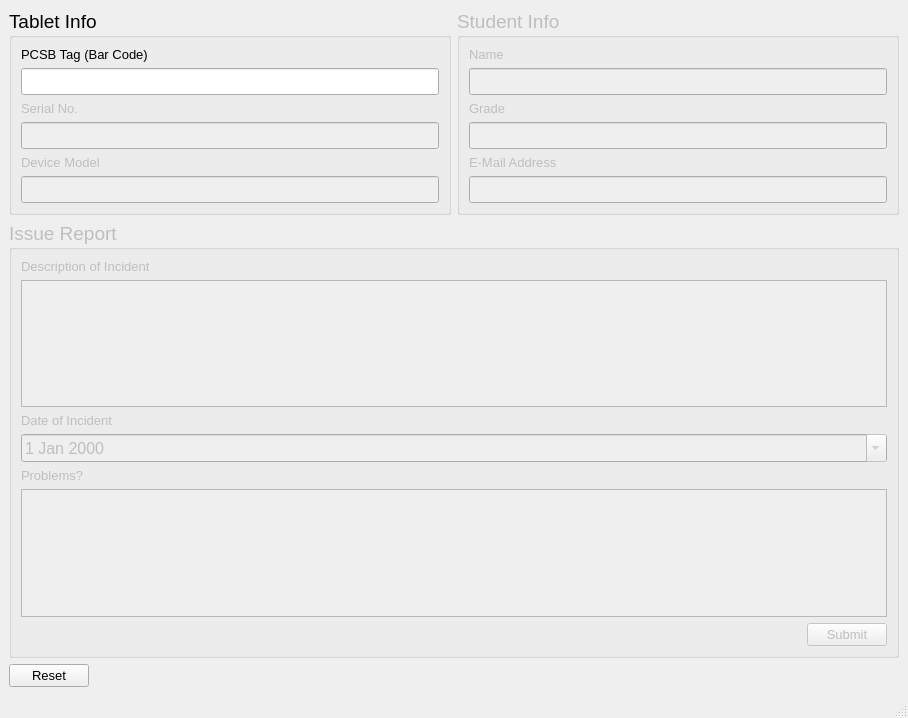
Above: client_issuereport.ui from lachbr/lhs-cat-tablet-inventory before the change. Below: the same form after it.
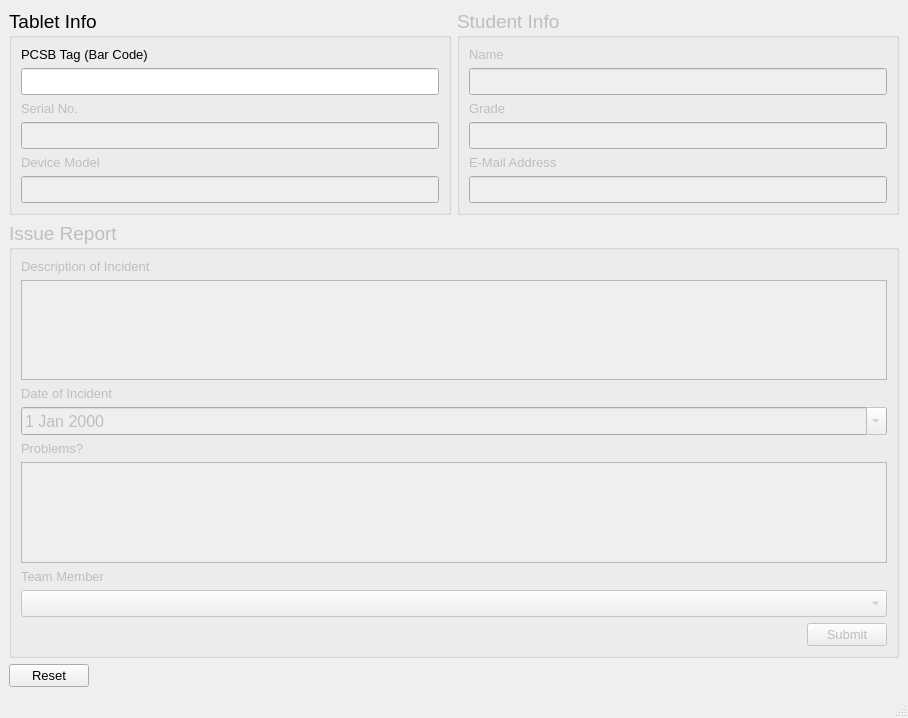
That is the form after the change.

Commit message: client: Allow selection of hardware member when submitting issue and store it Use current date as default for incident date

The edit to the form file:
```diff
--- a/client_issuereport.ui
+++ b/client_issuereport.ui
@@ -286,6 +286,21 @@
          <string>Issue Report</string>
         </property>
         <layout class="QGridLayout" name="gridLayout_6">
+         <item row="8" column="0">
+          <widget class="QComboBox" name="hwCombo">
+           <property name="sizePolicy">
+            <sizepolicy hsizetype="Minimum" vsizetype="Fixed">
+             <horstretch>0</horstretch>
+             <verstretch>0</verstretch>
+            </sizepolicy>
+           </property>
+           <property name="font">
+            <font>
+             <pointsize>12</pointsize>
+            </font>
+           </property>
+          </widget>
+         </item>
          <item row="3" column="0">
           <widget class="QDateEdit" name="dateEntry">
            <property name="font">
@@ -322,15 +337,6 @@
            </property>
           </widget>
          </item>
-         <item row="1" column="0">
-          <widget class="QTextEdit" name="descTextEntry">
-           <property name="font">
-            <font>
-             <pointsize>12</pointsize>
-            </font>
-           </property>
-          </widget>
-         </item>
          <item row="0" column="0">
           <widget class="QLabel" name="label_6">
            <property name="font">
@@ -352,7 +358,7 @@
            </property>
           </widget>
          </item>
-         <item row="7" column="0" alignment="Qt::AlignRight">
+         <item row="9" column="0" alignment="Qt::AlignRight">
           <widget class="QPushButton" name="submitBtn">
            <property name="sizePolicy">
             <sizepolicy hsizetype="Fixed" vsizetype="Fixed">
@@ -376,6 +382,27 @@
            </property>
           </widget>
          </item>
+         <item row="1" column="0">
+          <widget class="QTextEdit" name="descTextEntry">
+           <property name="font">
+            <font>
+             <pointsize>12</pointsize>
+            </font>
+           </property>
+          </widget>
+         </item>
+         <item row="7" column="0">
+          <widget class="QLabel" name="label">
+           <property name="font">
+            <font>
+             <pointsize>10</pointsize>
+            </font>
+           </property>
+           <property name="text">
+            <string>Team Member</string>
+           </property>
+          </widget>
+         </item>
         </layout>
        </widget>
       </item>
```
The commit also changes 4 other files.
